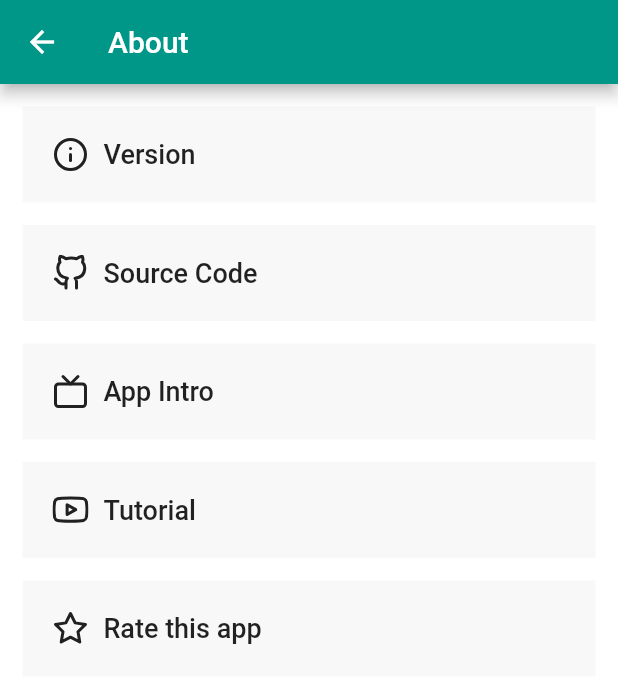
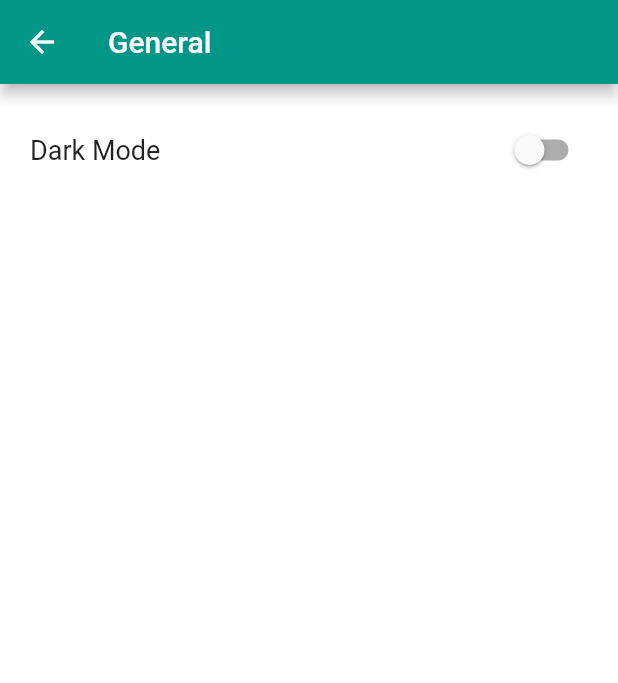
Before and after one commit to sanket143/hebi, a Flutter app: the screen it shows after launch, item 3 of the bottom bar chosen, after a tap on "General", on a phone screen of 412 x 824 dp. Shown: the top 683 px of the screen. Run offline on Flutter 3.47's test engine with Material 2 defaults, Android fonts, the phone set to English and light mode, and no system bars; our stand-ins replace feather_icons_flutter, sembast; statements that could not run were skipped.

Commit message:
refactor: regoranize files

```diff
--- a/lib/pages/settings/about.dart
+++ b/lib/pages/about.dart
@@ -1,9 +1,10 @@
 import 'package:flutter/material.dart';
 import 'package:flutter/widgets.dart';
 import 'package:feather_icons_flutter/feather_icons_flutter.dart';
-import 'package:hebi/pages/models.dart';
-import 'package:hebi/pages/theme.dart';
+import 'package:hebi/pages/widgets.dart';
 import 'package:url_launcher/url_launcher.dart';
+
+import './conf.dart';
 
 class AboutPage extends StatelessWidget {
   final List<String> items = [
@@ -26,23 +27,9 @@ class AboutPage extends StatelessWidget {
   Widget build(BuildContext context) {
     return Scaffold(
       appBar: AppBar(
-        textTheme: Theme.of(context).brightness == Brightness.light
-            ? TextTheme(
-              headline6: TextStyle(
-                color: Colors.white,
-                fontSize: 20.0,
-                fontWeight: FontWeight.w500
-              ),
-            )
-            : Theme.of(context).textTheme,
-        iconTheme: IconThemeData(
-          color:Theme.of(context).brightness == Brightness.light
-            ? Colors.white
-            : Theme.of(context).iconTheme.color,
-        ),
-        backgroundColor: Theme.of(context).brightness == Brightness.light
-            ? Theme.of(context).primaryColor
-            : Theme.of(context).appBarTheme.color,
+        textTheme: CustomAppBarTheme.getTextTheme(context),
+        iconTheme: CustomAppBarTheme.getIconTheme(context),
+        backgroundColor: CustomAppBarTheme.getBackgroundColor(context),
         title: Text(
           "About",
         ),
--- /dev/null
+++ b/lib/pages/conf.dart
@@ -0,0 +1,72 @@
+import 'package:path_provider/path_provider.dart';
+
+import 'package:path/path.dart';
+import 'package:sembast/sembast.dart';
+import 'package:sembast/sembast_io.dart';
+
+
+import 'package:flutter/material.dart';
+
+class Hebi {
+  static const String dbPath = "hebi.db";
+
+  static Future<Database> getDatabase() async {
+    final directory = await getApplicationDocumentsDirectory();
+
+    DatabaseFactory dbFactory = databaseFactoryIo;
+
+    // We use the database factory to open the database
+    Database db = await dbFactory.openDatabase(join(directory.path, dbPath));
+
+    return db;
+  }
+}
+
+class CustomAppBarTheme {
+  static TextTheme getTextTheme(BuildContext context){
+    return Theme.of(context).brightness == Brightness.light
+      ? TextTheme(
+        headline6: TextStyle(
+          color: Colors.white,
+          fontSize: 20.0,
+          fontWeight: FontWeight.w500
+        ),
+      )
+      : Theme.of(context).textTheme;
+  }
+
+  static IconThemeData getIconTheme(BuildContext context){
+    return IconThemeData(
+      color:Theme.of(context).brightness == Brightness.light
+        ? Colors.white
+        : Theme.of(context).iconTheme.color,
+    );
+  }
+
+  static Color getBackgroundColor(BuildContext context){
+    return Theme.of(context).brightness == Brightness.light
+      ? Theme.of(context).primaryColor
+      : Theme.of(context).appBarTheme.color;
+  }
+}
+
+class Themes {
+  static final ThemeData lightTheme = ThemeData(
+    primarySwatch: Colors.teal,
+    appBarTheme: AppBarTheme(
+      color: Colors.white,
+    ),
+    primaryTextTheme: TextTheme(
+      headline6: TextStyle(
+        color: Colors.teal,
+      ),
+    ),
+    brightness: Brightness.light,
+    backgroundColor: Colors.white,
+  );
+
+  static final ThemeData darkTheme = ThemeData(
+    brightness: Brightness.dark,
+    backgroundColor: Colors.grey[900],
+  );
+}
--- a/lib/pages/const.dart
+++ /dev/null
@@ -1,20 +0,0 @@
-import 'package:path_provider/path_provider.dart';
-
-import 'package:path/path.dart';
-import 'package:sembast/sembast.dart';
-import 'package:sembast/sembast_io.dart';
-
-class Hebi {
-  static const String dbPath = "hebi.db";
-
-  static Future<Database> getDatabase() async {
-    final directory = await getApplicationDocumentsDirectory();
-
-    DatabaseFactory dbFactory = databaseFactoryIo;
-
-    // We use the database factory to open the database
-    Database db = await dbFactory.openDatabase(join(directory.path, dbPath));
-
-    return db;
-  }
-}
--- /dev/null
+++ b/lib/pages/general.dart
@@ -0,0 +1,64 @@
+import 'package:flutter/material.dart';
+import 'package:flutter/widgets.dart';
+import './conf.dart';
+
+class GeneralPage extends StatefulWidget {
+
+  @override
+  _GeneralPageState createState() => _GeneralPageState();
+}
+
+class _GeneralPageState extends State<GeneralPage> {
+  bool darkTheme;
+
+  @override
+  void initState() {
+    darkTheme = false;
+    super.initState();
+  }
+
+  @override
+  Widget build(BuildContext context) {
+    return Scaffold(
+      appBar: AppBar(
+        textTheme: CustomAppBarTheme.getTextTheme(context),
+        iconTheme: CustomAppBarTheme.getIconTheme(context),
+        backgroundColor: CustomAppBarTheme.getBackgroundColor(context),
+        title: Text(
+          "General",
+        ),
+      ),
+      body: Container(
+        color: Theme.of(context).backgroundColor,
+        child: ListView(
+          children: [
+            Container(
+              padding: EdgeInsets.all(20.0),
+              child: Row(
+                children: [
+                  Expanded(
+                    child: Text(
+                      "Dark Mode",
+                      style: TextStyle(
+                        fontSize: 18.0,
+                      )
+                    ),
+                  ),
+                  Switch(
+                    value: darkTheme,
+                    onChanged: (val){
+                      setState(() {
+                        this.darkTheme = val;
+
+                      });
+                    },
+                  ),
+                ],
+              ),
+            )
+          ],
+        ),
+      ),
+    );
+  }
+}
--- a/lib/pages/home.dart
+++ b/lib/pages/home.dart
@@ -1,10 +1,10 @@
 import 'package:feather_icons_flutter/feather_icons_flutter.dart';
 import 'package:flutter/material.dart';
-import 'package:hebi/pages/theme.dart';
 
 import './productivity_stats.dart';
 import './labels.dart';
 import './settings.dart';
+import './conf.dart';
 
 class Home extends StatefulWidget {
   @override
--- a/lib/pages/settings.dart
+++ b/lib/pages/settings.dart
@@ -1,7 +1,7 @@
 import 'package:flutter/material.dart';
-import 'package:hebi/pages/models.dart';
-import 'package:url_launcher/url_launcher.dart';
-import 'package:hebi/pages/settings/about.dart';
+import 'package:hebi/pages/widgets.dart';
+import 'package:hebi/pages/general.dart';
+import 'package:hebi/pages/about.dart';
 
 class Settings extends StatelessWidget {
   @override
@@ -16,7 +16,7 @@ class Settings extends StatelessWidget {
               Navigator.push(
                 context,
                 MaterialPageRoute(
-                  builder: (context) => AboutPage(),
+                  builder: (context) => GeneralPage(),
                 ),
               );
             },
--- a/lib/pages/theme.dart
+++ /dev/null
@@ -1,22 +0,0 @@
-import 'package:flutter/material.dart';
-
-class Themes {
-  static final ThemeData lightTheme = ThemeData(
-    primarySwatch: Colors.teal,
-    appBarTheme: AppBarTheme(
-      color: Colors.white,
-    ),
-    primaryTextTheme: TextTheme(
-      headline6: TextStyle(
-        color: Colors.teal,
-      ),
-    ),
-    brightness: Brightness.light,
-    backgroundColor: Colors.white,
-  );
-
-  static final ThemeData darkTheme = ThemeData(
-    brightness: Brightness.dark,
-    backgroundColor: Colors.grey[900],
-  );
-}
```
Also changed, not shown: lib/pages/widgets.dart (renamed from lib/pages/models.dart).
